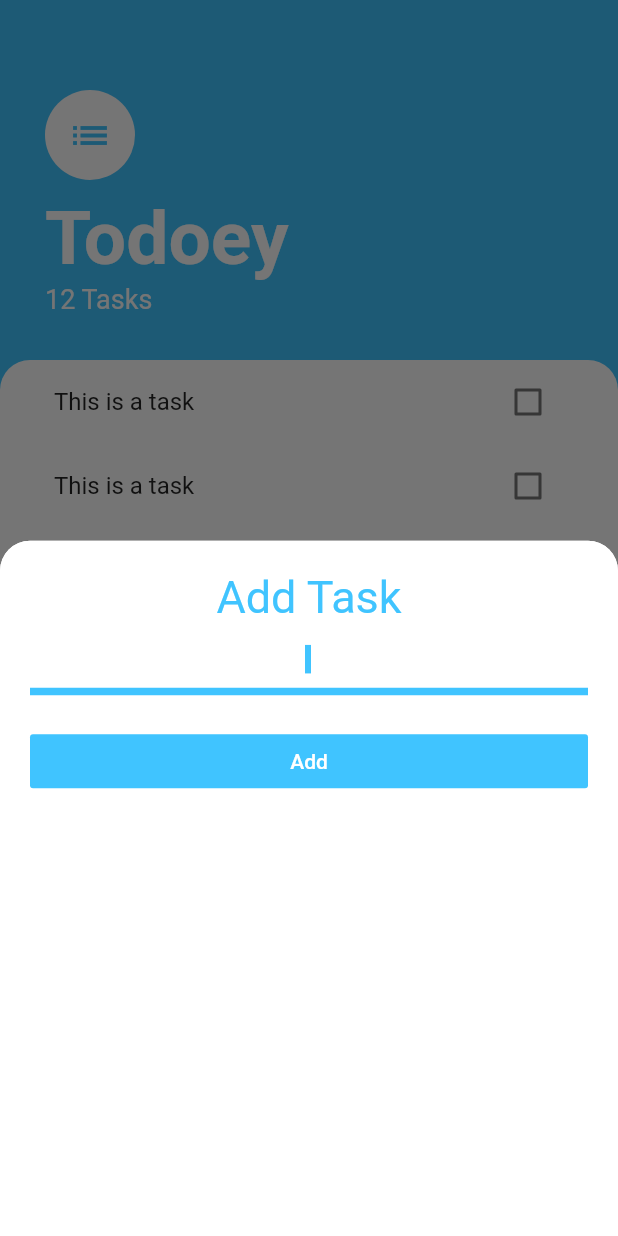
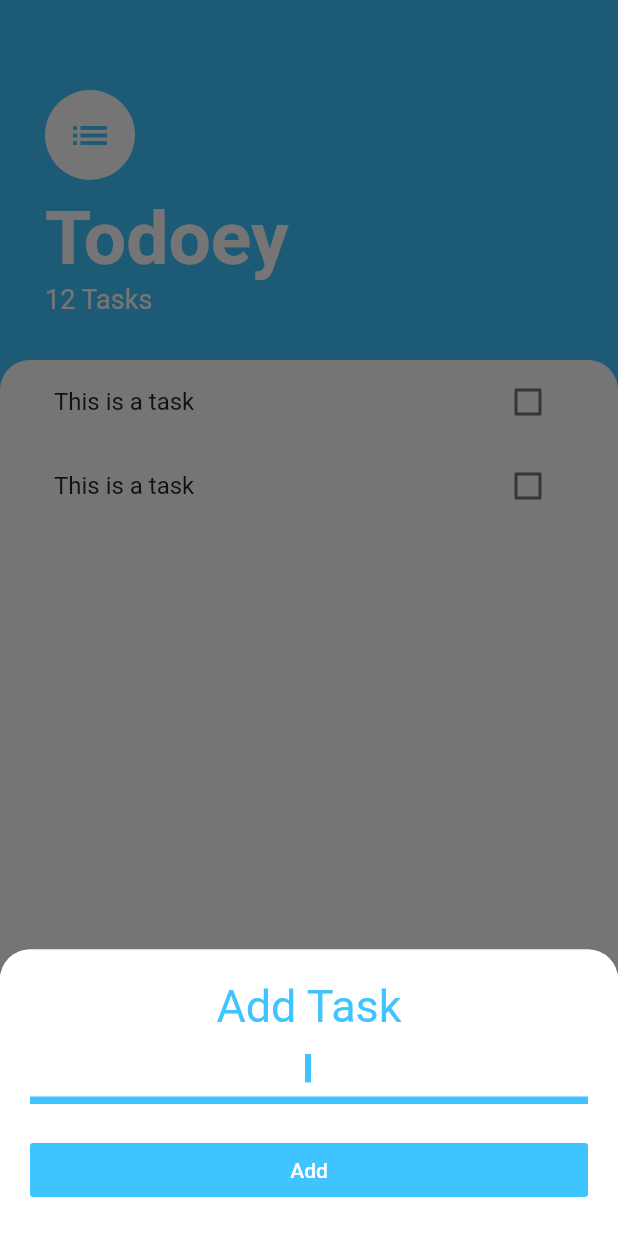
Before and after one commit to cjmurphy93/flutter-todoey, a Flutter app: the screen it shows after launch, after a tap on the "add" icon, on a phone screen of 412 x 824 dp. Run offline on Flutter 3.47's test engine with Material 2 defaults, Android fonts, the phone set to English and light mode, and no system bars.

Commit message:
wrapped add_task_screen in a singleChildScrollView

```diff
--- a/lib/screens/add_task_screen.dart
+++ b/lib/screens/add_task_screen.dart
@@ -4,7 +4,11 @@ import 'package:todoey_flutter/constants.dart';
 class AddTaskScreen extends StatelessWidget {
   @override
   Widget build(BuildContext context) {
-    return Container(
+    return SingleChildScrollView(
+      padding: EdgeInsets.only(
+        bottom: MediaQuery.of(context).viewInsets.bottom,
+      ),
+      child: Container(
         padding: EdgeInsets.all(20.0),
         decoration: BoxDecoration(
           color: Colors.white,
@@ -42,7 +46,7 @@ class AddTaskScreen extends StatelessWidget {
             ),
           ],
         ),
-      );
-
+      ),
+    );
   }
 }
--- a/lib/screens/tasks_screen.dart
+++ b/lib/screens/tasks_screen.dart
@@ -13,6 +13,7 @@ class TasksScreen extends StatelessWidget {
         onPressed: () {
           showModalBottomSheet(
             context: context,
+            isScrollControlled: true,
             builder: (context) => AddTaskScreen(),
             shape: RoundedRectangleBorder(
               borderRadius: BorderRadius.only(
```
